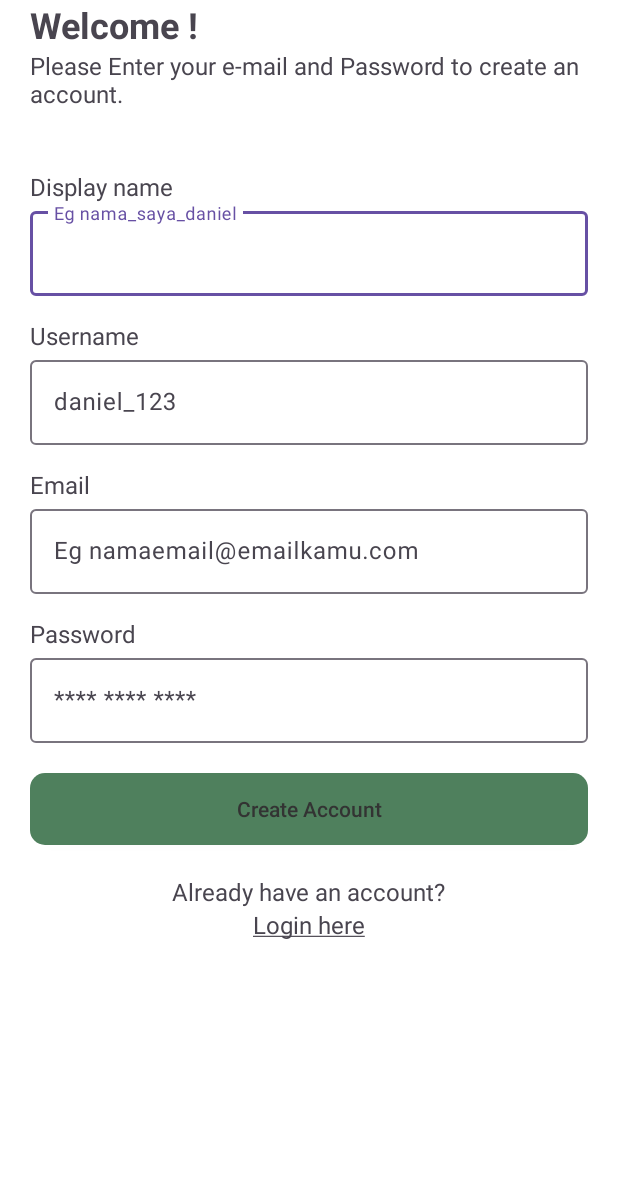
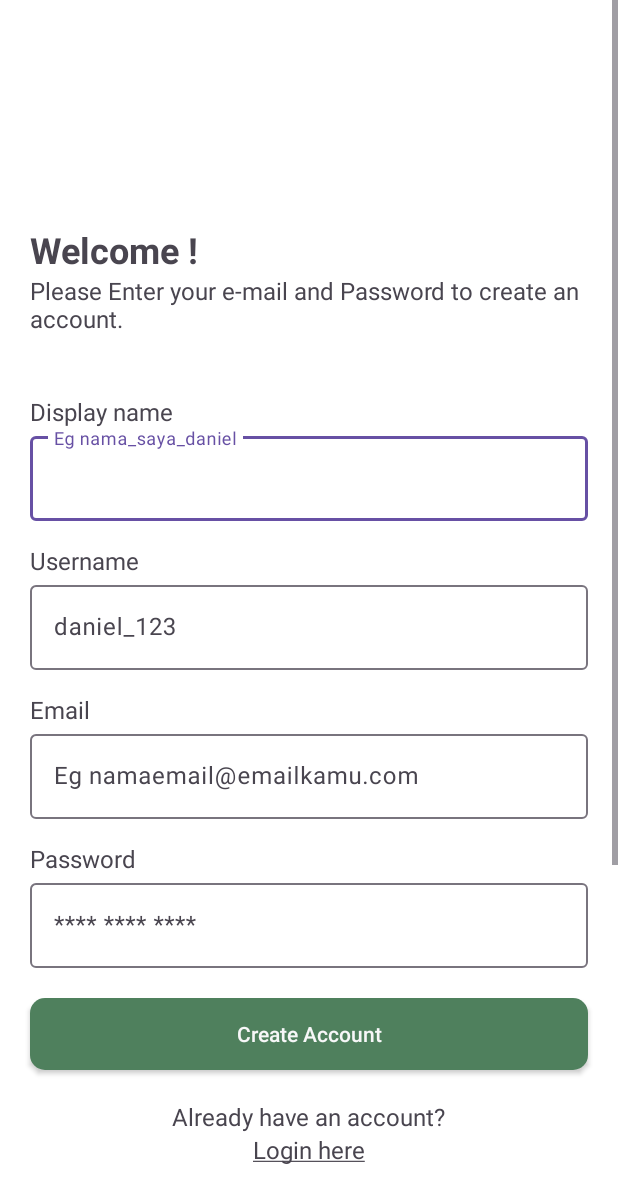
Before and after one commit to AbrahamRumondor/cuisine-connect, an Android app: the RegisterActivity screen opened directly, with no data from a screen before it, on a phone screen of 412 x 824 dp. Shown: the top 1203 px of the screen. Run offline under Robolectric (Android 15) with nearby library versions, the phone set to English and light mode, and no system bars; our stand-ins replace Dagger/Hilt's generated code, Firebase (no records; nobody signed in at launch, a user with empty details on screens opened directly); 1 statement that could not run was skipped.

Commit message:
update login register logics and toasts

```diff
--- a/app/src/main/java/com/example/cuisineconnect/domain/repository/AuthRepository.kt
+++ b/app/src/main/java/com/example/cuisineconnect/domain/repository/AuthRepository.kt
@@ -4,7 +4,7 @@ import com.google.firebase.auth.AuthResult
 
 interface AuthRepository {
   fun getCurrentUserID(): String
-  suspend fun registerUser(email: String, password: String): AuthResult?
+  suspend fun registerUser(email: String, password: String): Result<String>
   suspend fun loginUser(email: String, password: String): AuthResult?
   suspend fun updateEmail(newEmail: String): Result<Unit>
   suspend fun updatePassword(newPassword: String): Result<Unit>
--- a/app/src/main/java/com/example/cuisineconnect/domain/usecase/auth/AuthUseCase.kt
+++ b/app/src/main/java/com/example/cuisineconnect/domain/usecase/auth/AuthUseCase.kt
@@ -6,7 +6,7 @@ import com.google.firebase.auth.AuthResult
 interface AuthUseCase {
   fun getCurrentUserID(): String
 
-  suspend fun registerUser(email: String, password: String): AuthResult?
+  suspend fun registerUser(email: String, password: String): Result<String>
   suspend fun loginUser(email: String, password: String): AuthResult?
 
   suspend fun updateEmail(newEmail: String): Result<Unit>
--- a/app/src/main/java/com/example/cuisineconnect/domain/usecase/auth/AuthUseCaseImpl.kt
+++ b/app/src/main/java/com/example/cuisineconnect/domain/usecase/auth/AuthUseCaseImpl.kt
@@ -12,7 +12,7 @@ class AuthUseCaseImpl @Inject constructor(
     return authRepository.getCurrentUserID()
   }
 
-  override suspend fun registerUser(email: String, password: String): AuthResult? {
+  override suspend fun registerUser(email: String, password: String): Result<String>  {
     return authRepository.registerUser(email, password)
   }
 
--- a/app/src/main/res/layout/activity_login.xml
+++ b/app/src/main/res/layout/activity_login.xml
@@ -78,7 +78,7 @@
       android:background="@drawable/button_radius"
       android:text="@string/login"
       android:textAllCaps="false"
-      android:textColor="@color/cc_gray"/>
+      android:textColor="@color/cc_light_gray"/>
 
   <ProgressBar
       android:id="@+id/pb_create"
--- a/app/src/main/res/layout/activity_register.xml
+++ b/app/src/main/res/layout/activity_register.xml
@@ -5,40 +5,45 @@
     android:id="@+id/main"
     android:layout_width="match_parent"
     android:layout_height="match_parent"
+    android:gravity="center"
     tools:context=".app.screen.authentication.RegisterActivity"
-    android:gravity="center"
     >
 
   <LinearLayout
       android:layout_width="match_parent"
       android:layout_height="wrap_content"
+      android:gravity="center"
       android:orientation="vertical"
-    android:gravity="center">
+      >
+
+    <View
+        android:layout_width="wrap_content"
+        android:layout_height="150dp"/>
 
     <TextView
         android:layout_width="match_parent"
         android:layout_height="wrap_content"
+        android:layout_marginHorizontal="20dp"
         android:text="@string/welcome"
+        android:textSize="24sp"
         android:textStyle="bold"
-      android:textSize="24sp"
-      android:layout_marginHorizontal="20dp"
         />
 
     <TextView
         android:layout_width="match_parent"
         android:layout_height="wrap_content"
+        android:layout_marginHorizontal="20dp"
+        android:layout_marginBottom="40dp"
         android:text="@string/please_enter_your_e_mail_and_password_to_create_an_account"
         android:textSize="16sp"
-      android:layout_marginHorizontal="20dp"
-      android:layout_marginBottom="40dp"
         />
 
     <TextView
         android:layout_width="match_parent"
         android:layout_height="wrap_content"
+        android:layout_marginHorizontal="20dp"
         android:text="Display name"
         android:textSize="16sp"
-      android:layout_marginHorizontal="20dp"
         />
 
     <com.google.android.material.textfield.TextInputLayout
@@ -47,19 +52,21 @@
         android:layout_marginHorizontal="20dp"
         android:layout_marginBottom="15dp"
         >
+
       <com.google.android.material.textfield.TextInputEditText
           android:id="@+id/et_display_name"
+          android:layout_width="match_parent"
+          android:layout_height="wrap_content"
           android:hint="@string/namasayadaniel"
-        android:layout_width="match_parent"
-        android:layout_height="wrap_content"/>
+          />
     </com.google.android.material.textfield.TextInputLayout>
 
     <TextView
         android:layout_width="match_parent"
         android:layout_height="wrap_content"
+        android:layout_marginHorizontal="20dp"
         android:text="Username"
         android:textSize="16sp"
-        android:layout_marginHorizontal="20dp"
         />
 
     <com.google.android.material.textfield.TextInputLayout
@@ -68,20 +75,22 @@
         android:layout_marginHorizontal="20dp"
         android:layout_marginBottom="15dp"
         >
+
       <com.google.android.material.textfield.TextInputEditText
           android:id="@+id/et_username"
+          android:layout_width="match_parent"
+          android:layout_height="wrap_content"
           android:hint="daniel_123"
-          android:layout_width="match_parent"
-          android:layout_height="wrap_content"/>
+          />
     </com.google.android.material.textfield.TextInputLayout>
 
 
     <TextView
         android:layout_width="match_parent"
         android:layout_height="wrap_content"
+        android:layout_marginHorizontal="20dp"
         android:text="@string/email"
         android:textSize="16sp"
-      android:layout_marginHorizontal="20dp"
         />
 
     <com.google.android.material.textfield.TextInputLayout
@@ -90,19 +99,21 @@
         android:layout_marginHorizontal="20dp"
         android:layout_marginBottom="15dp"
         >
+
       <com.google.android.material.textfield.TextInputEditText
           android:id="@+id/et_email"
+          android:layout_width="match_parent"
+          android:layout_height="wrap_content"
           android:hint="@string/eg_namaemail_emailkamu_com"
-        android:layout_width="match_parent"
-        android:layout_height="wrap_content"/>
+          />
     </com.google.android.material.textfield.TextInputLayout>
 
     <TextView
         android:layout_width="match_parent"
         android:layout_height="wrap_content"
+        android:layout_marginHorizontal="20dp"
         android:text="@string/password"
         android:textSize="16sp"
-      android:layout_marginHorizontal="20dp"
         />
 
     <com.google.android.material.textfield.TextInputLayout
@@ -110,46 +121,54 @@
         android:layout_height="wrap_content"
         android:layout_marginHorizontal="20dp"
         >
+
       <com.google.android.material.textfield.TextInputEditText
           android:id="@+id/et_password"
+          android:layout_width="match_parent"
+          android:layout_height="wrap_content"
+          android:hint="@string/password_stars"
           android:inputType="textVisiblePassword"
-        android:hint="@string/password_stars"
-        android:layout_width="match_parent"
-        android:layout_height="wrap_content"/>
+          />
     </com.google.android.material.textfield.TextInputLayout>
 
     <androidx.appcompat.widget.AppCompatButton
         android:id="@+id/btn_create"
-      android:layout_margin="20dp"
         android:layout_width="match_parent"
         android:layout_height="wrap_content"
+        android:layout_margin="20dp"
         android:background="@drawable/button_radius"
         android:text="@string/create_account"
         android:textAllCaps="false"
-      android:textColor="@color/cc_gray"/>
+        android:textColor="@color/cc_light_gray"
+        />
 
     <ProgressBar
         android:id="@+id/pb_create"
+        android:layout_width="wrap_content"
+        android:layout_height="wrap_content"
         android:visibility="gone"
-      android:layout_width="wrap_content"
-      android:layout_height="wrap_content"/>
+        />
 
     <TextView
         android:layout_width="wrap_content"
         android:layout_height="wrap_content"
+        android:layout_marginHorizontal="20dp"
         android:text="@string/already_have_an_account"
         android:textSize="16sp"
-      android:layout_marginHorizontal="20dp"
         />
 
     <TextView
         android:id="@+id/tv_to_login"
         android:layout_width="wrap_content"
         android:layout_height="wrap_content"
+        android:layout_marginHorizontal="20dp"
         android:text="@string/login_here"
         android:textSize="16sp"
-      android:layout_marginHorizontal="20dp"
         />
+
+    <View
+        android:layout_width="wrap_content"
+        android:layout_height="400dp"/>
 
   </LinearLayout>
 
```
Also changed, not shown: app/src/main/java/com/example/cuisineconnect/app/screen/authentication/LoginActivity.kt (+8 -0 lines), app/src/main/java/com/example/cuisineconnect/app/screen/authentication/RegisterActivity.kt (+10 -3 lines), app/src/main/java/com/example/cuisineconnect/app/screen/authentication/RegisterViewModel.kt (+23 -9 lines), app/src/main/java/com/example/cuisineconnect/data/repository/AuthRepositoryImpl.kt (+8 -9 lines), app/src/main/java/com/example/cuisineconnect/data/repository/UserRepositoryImpl.kt (+11 -6 lines). Lines whose indentation alone changed are shown as unchanged.
